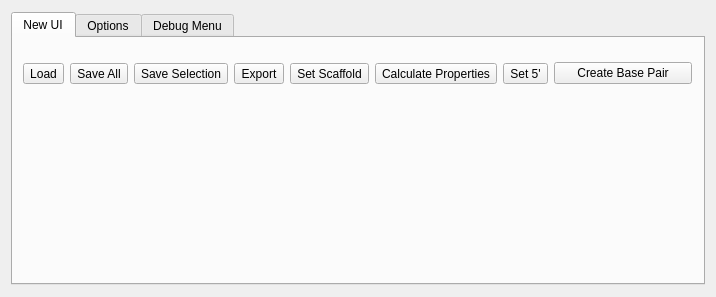
The window that AdenitaCoreSE/form/SEAdenitaCoreSEAppGUI.ui (edellano/Adenita-SAMSON-Edition) describes before a commit, drawn with Qt 5.
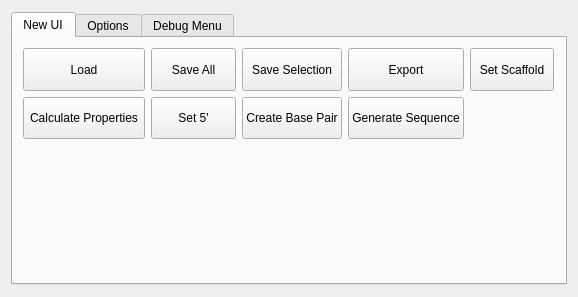
The same window after the commit.

Commit message: Adding generator of sequences

Patch:
```diff
--- a/AdenitaCoreSE/form/SEAdenitaCoreSEAppGUI.ui
+++ b/AdenitaCoreSE/form/SEAdenitaCoreSEAppGUI.ui
@@ -6,7 +6,7 @@
    <rect>
     <x>0</x>
     <y>0</y>
-    <width>716</width>
+    <width>578</width>
     <height>297</height>
    </rect>
   </property>
@@ -18,13 +18,13 @@
   </property>
   <property name="minimumSize">
    <size>
-    <width>716</width>
+    <width>578</width>
     <height>297</height>
    </size>
   </property>
   <property name="maximumSize">
    <size>
-    <width>924</width>
+    <width>578</width>
     <height>297</height>
    </size>
   </property>
@@ -67,18 +67,52 @@
         <attribute name="title">
          <string>New UI</string>
         </attribute>
-        <widget class="QWidget" name="gridLayoutWidget_4">
+        <widget class="QWidget" name="gridLayoutWidget_2">
          <property name="geometry">
           <rect>
            <x>10</x>
            <y>10</y>
-           <width>669</width>
-           <height>51</height>
+           <width>531</width>
+           <height>91</height>
           </rect>
          </property>
-         <layout class="QHBoxLayout" name="horizontalLayout">
-          <item>
+         <layout class="QGridLayout" name="gridLayout_2">
+          <item row="0" column="4">
+           <widget class="QToolButton" name="btnSetScaff">
+            <property name="sizePolicy">
+             <sizepolicy hsizetype="Expanding" vsizetype="Expanding">
+              <horstretch>0</horstretch>
+              <verstretch>0</verstretch>
+             </sizepolicy>
+            </property>
+            <property name="text">
+             <string>Set Scaffold</string>
+            </property>
+            <property name="iconSize">
+             <size>
+              <width>20</width>
+              <height>20</height>
+             </size>
+            </property>
+            <property name="shortcut">
+             <string>Ctrl+;</string>
+            </property>
+            <property name="toolButtonStyle">
+             <enum>Qt::ToolButtonTextUnderIcon</enum>
+            </property>
+           </widget>
+          </item>
+          <item row="0" column="0">
            <widget class="QToolButton" name="btnLoad">
+            <property name="sizePolicy">
+             <sizepolicy hsizetype="Expanding" vsizetype="Expanding">
+              <horstretch>0</horstretch>
+              <verstretch>0</verstretch>
+             </sizepolicy>
+            </property>
+            <property name="layoutDirection">
+             <enum>Qt::LeftToRight</enum>
+            </property>
             <property name="text">
              <string>Load</string>
             </property>
@@ -99,46 +133,14 @@
             </property>
            </widget>
           </item>
-          <item>
-           <widget class="QToolButton" name="btnSaveAll">
-            <property name="text">
-             <string>Save All</string>
-            </property>
-            <property name="iconSize">
-             <size>
-              <width>20</width>
-              <height>20</height>
-             </size>
-            </property>
-            <property name="shortcut">
-             <string>Ctrl+S</string>
-            </property>
-            <property name="toolButtonStyle">
-             <enum>Qt::ToolButtonTextUnderIcon</enum>
-            </property>
-           </widget>
-          </item>
-          <item>
-           <widget class="QToolButton" name="btnSaveSelection">
-            <property name="text">
-             <string>Save Selection</string>
-            </property>
-            <property name="iconSize">
-             <size>
-              <width>20</width>
-              <height>20</height>
-             </size>
-            </property>
-            <property name="shortcut">
-             <string>Ctrl+S</string>
-            </property>
-            <property name="toolButtonStyle">
-             <enum>Qt::ToolButtonTextUnderIcon</enum>
-            </property>
-           </widget>
-          </item>
-          <item>
+          <item row="0" column="3">
            <widget class="QToolButton" name="btnExport">
+            <property name="sizePolicy">
+             <sizepolicy hsizetype="Expanding" vsizetype="Ignored">
+              <horstretch>0</horstretch>
+              <verstretch>0</verstretch>
+             </sizepolicy>
+            </property>
             <property name="text">
              <string>Export</string>
             </property>
@@ -156,10 +158,16 @@
             </property>
            </widget>
           </item>
-          <item>
-           <widget class="QToolButton" name="btnSetScaff">
+          <item row="0" column="2">
+           <widget class="QToolButton" name="btnSaveSelection">
+            <property name="sizePolicy">
+             <sizepolicy hsizetype="Expanding" vsizetype="Expanding">
+              <horstretch>0</horstretch>
+              <verstretch>0</verstretch>
+             </sizepolicy>
+            </property>
             <property name="text">
-             <string>Set Scaffold</string>
+             <string>Save Selection</string>
             </property>
             <property name="iconSize">
              <size>
@@ -168,15 +176,46 @@
              </size>
             </property>
             <property name="shortcut">
-             <string>Ctrl+;</string>
+             <string>Ctrl+S</string>
             </property>
             <property name="toolButtonStyle">
              <enum>Qt::ToolButtonTextUnderIcon</enum>
             </property>
            </widget>
           </item>
-          <item>
+          <item row="0" column="1">
+           <widget class="QToolButton" name="btnSaveAll">
+            <property name="sizePolicy">
+             <sizepolicy hsizetype="Expanding" vsizetype="Expanding">
+              <horstretch>0</horstretch>
+              <verstretch>0</verstretch>
+             </sizepolicy>
+            </property>
+            <property name="text">
+             <string>Save All</string>
+            </property>
+            <property name="iconSize">
+             <size>
+              <width>20</width>
+              <height>20</height>
+             </size>
+            </property>
+            <property name="shortcut">
+             <string>Ctrl+S</string>
+            </property>
+            <property name="toolButtonStyle">
+             <enum>Qt::ToolButtonTextUnderIcon</enum>
+            </property>
+           </widget>
+          </item>
+          <item row="1" column="0">
            <widget class="QToolButton" name="btnCalculateBindingProperties">
+            <property name="sizePolicy">
+             <sizepolicy hsizetype="Expanding" vsizetype="Preferred">
+              <horstretch>0</horstretch>
+              <verstretch>0</verstretch>
+             </sizepolicy>
+            </property>
             <property name="text">
              <string>Calculate Properties</string>
             </property>
@@ -185,8 +224,14 @@
             </property>
            </widget>
           </item>
-          <item>
+          <item row="1" column="1">
            <widget class="QToolButton" name="btnSetStart">
+            <property name="sizePolicy">
+             <sizepolicy hsizetype="Expanding" vsizetype="Preferred">
+              <horstretch>0</horstretch>
+              <verstretch>0</verstretch>
+             </sizepolicy>
+            </property>
             <property name="text">
              <string>Set 5'</string>
             </property>
@@ -195,13 +240,32 @@
             </property>
            </widget>
           </item>
-          <item>
+          <item row="1" column="2">
            <widget class="QPushButton" name="btnCreateBasePair">
+            <property name="sizePolicy">
+             <sizepolicy hsizetype="Expanding" vsizetype="Expanding">
+              <horstretch>0</horstretch>
+              <verstretch>0</verstretch>
+             </sizepolicy>
+            </property>
             <property name="text">
              <string>Create Base Pair</string>
             </property>
            </widget>
           </item>
+          <item row="1" column="3">
+           <widget class="QPushButton" name="btnGenerateSequence">
+            <property name="sizePolicy">
+             <sizepolicy hsizetype="Expanding" vsizetype="Expanding">
+              <horstretch>0</horstretch>
+              <verstretch>0</verstretch>
+             </sizepolicy>
+            </property>
+            <property name="text">
+             <string>Generate Sequence</string>
+            </property>
+           </widget>
+          </item>
          </layout>
         </widget>
        </widget>
```
Left out of the diff: 17 changed lines with no effect on the pictures. The commit also changes 6 other files.
